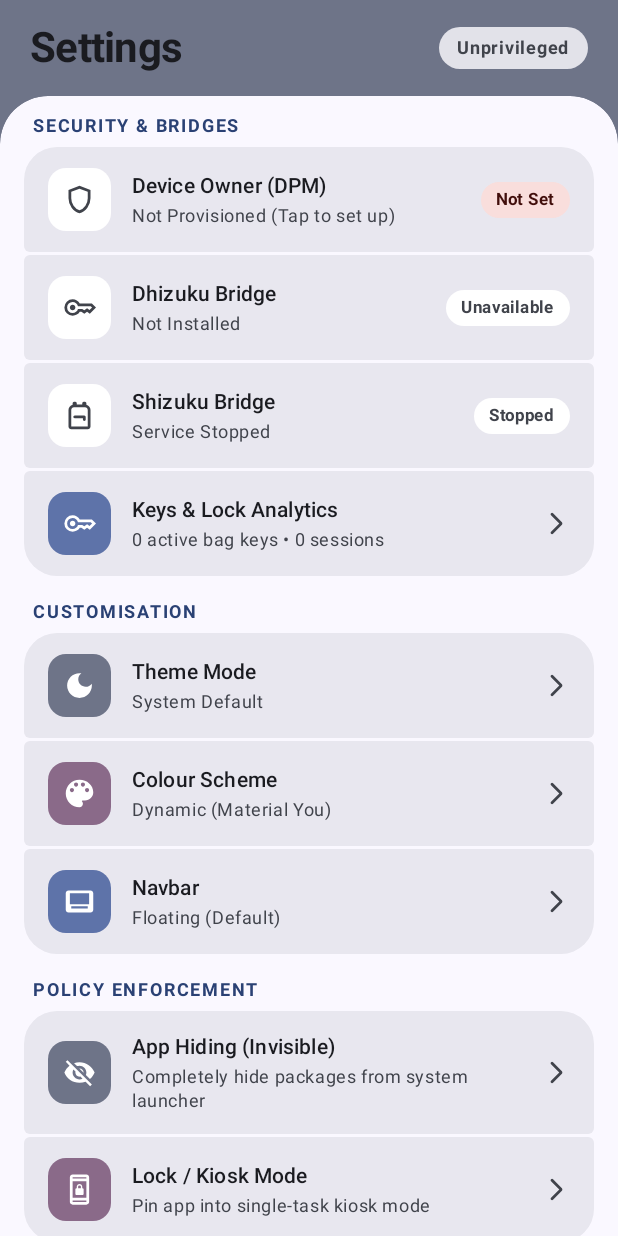
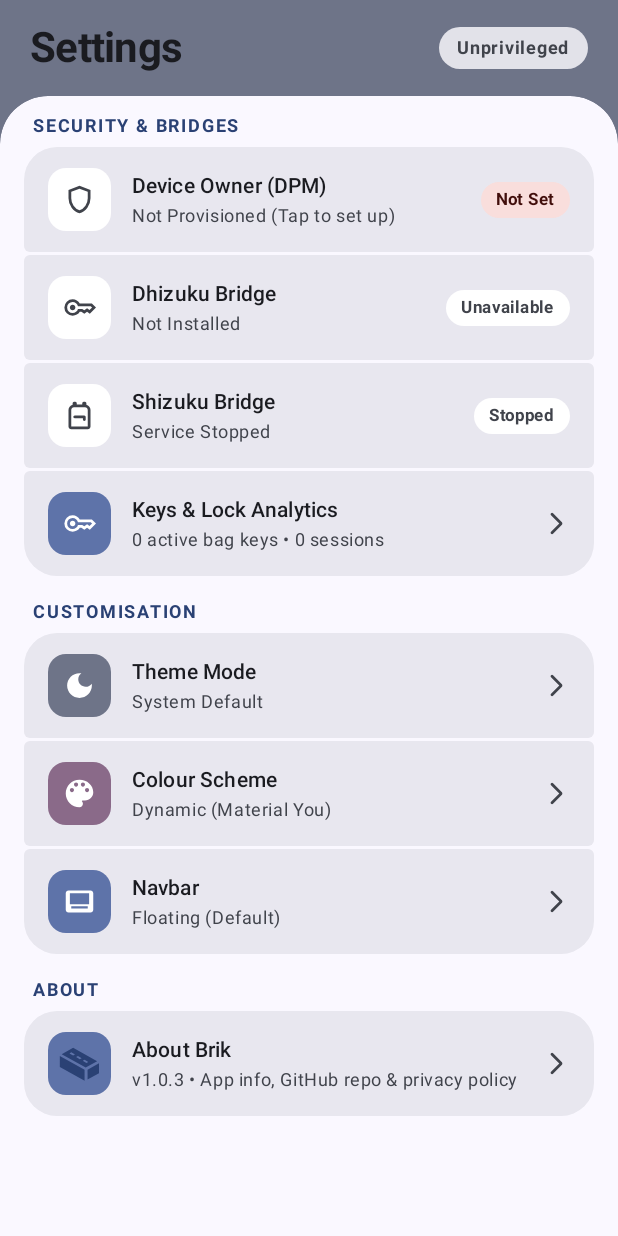
Before and after one commit to Hotaro26/brik, an Android app built with Jetpack Compose: the composable SettingsScreen shown on its own in the app's theme, on a phone screen of 412 x 824 dp. Run offline under Robolectric (Android 15) with nearby library versions, the phone set to English and light mode, and no system bars; libraries missing offline, so code that uses them is left out: com.rosan.dhizuku, com.topjohnwu.superuser, org.lsposed.hiddenapibypass, rikka.shizuku; 6 statements that could not run were skipped.

Commit message:
Remove policy enforcement section from settings, add interactive cylindrical pill morphing on card press, and update zen description

```diff
--- a/app/src/main/java/com/hotaro/brik/ui/component/TomatoComponents.kt
+++ b/app/src/main/java/com/hotaro/brik/ui/component/TomatoComponents.kt
@@ -1,5 +1,10 @@
 package com.hotaro.brik.ui.component
 
+import androidx.compose.animation.core.Spring
+import androidx.compose.animation.core.animateFloatAsState
+import androidx.compose.animation.core.spring
+import androidx.compose.foundation.interaction.MutableInteractionSource
+import androidx.compose.foundation.interaction.collectIsPressedAsState
 import androidx.compose.foundation.layout.Box
 import androidx.compose.foundation.layout.Column
 import androidx.compose.foundation.layout.Row
@@ -15,13 +20,24 @@ import androidx.compose.material3.MaterialTheme
 import androidx.compose.material3.Surface
 import androidx.compose.material3.Text
 import androidx.compose.runtime.Composable
+import androidx.compose.runtime.getValue
+import androidx.compose.runtime.remember
 import androidx.compose.ui.Alignment
 import androidx.compose.ui.Modifier
+import androidx.compose.ui.geometry.CornerRadius
+import androidx.compose.ui.geometry.Offset
+import androidx.compose.ui.geometry.Rect
+import androidx.compose.ui.geometry.RoundRect
+import androidx.compose.ui.geometry.Size
 import androidx.compose.ui.graphics.Color
+import androidx.compose.ui.graphics.Outline
+import androidx.compose.ui.graphics.Shape
 import androidx.compose.ui.res.painterResource
 import androidx.compose.ui.text.font.FontWeight
 import androidx.compose.ui.text.style.TextOverflow
+import androidx.compose.ui.unit.Density
 import androidx.compose.ui.unit.Dp
+import androidx.compose.ui.unit.LayoutDirection
 import androidx.compose.ui.unit.dp
 import androidx.compose.ui.unit.sp
 
@@ -73,11 +89,54 @@ fun TomatoSettingsItem(
     containerColor: Color = MaterialTheme.colorScheme.surfaceContainerHigh,
     onClick: (() -> Unit)? = null
 ) {
+    val interactionSource = remember { MutableInteractionSource() }
+    val isPressed by interactionSource.collectIsPressedAsState()
+
+    val morphProgress by animateFloatAsState(
+        targetValue = if (isPressed && onClick != null) 1f else 0f,
+        animationSpec = spring(
+            dampingRatio = Spring.DampingRatioMediumBouncy,
+            stiffness = Spring.StiffnessMedium
+        ),
+        label = "cardCornerMorph"
+    )
+
+    val morphedShape = remember(shape, morphProgress) {
+        object : Shape {
+            override fun createOutline(
+                size: Size,
+                layoutDirection: LayoutDirection,
+                density: Density
+            ): Outline {
+                val pillRadius = size.height / 2f
+                val baseTopStart = shape.topStart.toPx(size, density)
+                val baseTopEnd = shape.topEnd.toPx(size, density)
+                val baseBottomEnd = shape.bottomEnd.toPx(size, density)
+                val baseBottomStart = shape.bottomStart.toPx(size, density)
+
+                val ts = baseTopStart + (pillRadius - baseTopStart) * morphProgress
+                val te = baseTopEnd + (pillRadius - baseTopEnd) * morphProgress
+                val be = baseBottomEnd + (pillRadius - baseBottomEnd) * morphProgress
+                val bs = baseBottomStart + (pillRadius - baseBottomStart) * morphProgress
+
+                val rrect = RoundRect(
+                    rect = Rect(Offset.Zero, size),
+                    topLeft = CornerRadius(ts),
+                    topRight = CornerRadius(te),
+                    bottomRight = CornerRadius(be),
+                    bottomLeft = CornerRadius(bs)
+                )
+                return Outline.Rounded(rrect)
+            }
+        }
+    }
+
     Surface(
         onClick = onClick ?: {},
         enabled = onClick != null,
-        shape = shape,
+        shape = morphedShape,
         color = containerColor,
+        interactionSource = interactionSource,
         modifier = modifier.fillMaxWidth()
     ) {
         Row(
--- a/app/src/main/java/com/hotaro/brik/ui/screen/SettingsScreen.kt
+++ b/app/src/main/java/com/hotaro/brik/ui/screen/SettingsScreen.kt
@@ -507,50 +507,7 @@ fun SettingsScreen(
             )
         }
 
-        // --- SECTION 3: POLICY ENFORCEMENT ---
-        Column(verticalArrangement = Arrangement.spacedBy(2.dp)) {
-            TomatoSectionHeader(title = "POLICY ENFORCEMENT")
-
-            // 1. App Hiding
-            TomatoSettingsItem(
-                title = "App Hiding (Invisible)",
-                subtitle = if (hiddenPackages.isNotEmpty()) "${hiddenPackages.size} apps hidden from launcher" else "Completely hide packages from system launcher",
-                leadingIcon = R.drawable.visibility_off_fill0,
-                iconContainerColor = colorScheme.secondaryContainer,
-                iconTint = colorScheme.onSecondaryContainer,
-                trailingContent = {
-                    Icon(
-                        painter = painterResource(R.drawable.arrow_forward_big),
-                        contentDescription = null,
-                        modifier = Modifier.size(18.dp),
-                        tint = colorScheme.onSurfaceVariant
-                    )
-                },
-                shape = segmentedItemShape(0, 2),
-                onClick = { showHideSheet = true }
-            )
-
-            // 2. Lock / Kiosk Mode
-            TomatoSettingsItem(
-                title = "Lock / Kiosk Mode",
-                subtitle = if (isKioskActive) "Kiosk Active (App is pinned)" else "Pin app into single-task kiosk mode",
-                leadingIcon = R.drawable.screen_lock_portrait_fill0,
-                iconContainerColor = colorScheme.tertiaryContainer,
-                iconTint = colorScheme.onTertiaryContainer,
-                trailingContent = {
-                    Icon(
-                        painter = painterResource(R.drawable.arrow_forward_big),
-                        contentDescription = null,
-                        modifier = Modifier.size(18.dp),
-                        tint = colorScheme.onSurfaceVariant
-                    )
-                },
-                shape = segmentedItemShape(1, 2),
-                onClick = { showKioskSheet = true }
-            )
-        }
-
-        // --- SECTION 4: ABOUT ---
+        // --- SECTION 3: ABOUT ---
         Column(verticalArrangement = Arrangement.spacedBy(2.dp)) {
             TomatoSectionHeader(title = "ABOUT")
 
--- a/app/src/main/java/com/hotaro/brik/ui/screen/ToolsScreen.kt
+++ b/app/src/main/java/com/hotaro/brik/ui/screen/ToolsScreen.kt
@@ -255,7 +255,7 @@ fun ToolsScreen(
                 // 3. Zen
                 TomatoSettingsItem(
                     title = "Zen",
-                    subtitle = "Mindfulness, deep detox & calm sessions",
+                    subtitle = "lockdown and deep digital detox",
                     leadingIcon = R.drawable.self_improvement_fill0,
                     iconContainerColor = colorScheme.secondaryContainer,
                     iconTint = colorScheme.onSecondaryContainer,
```
